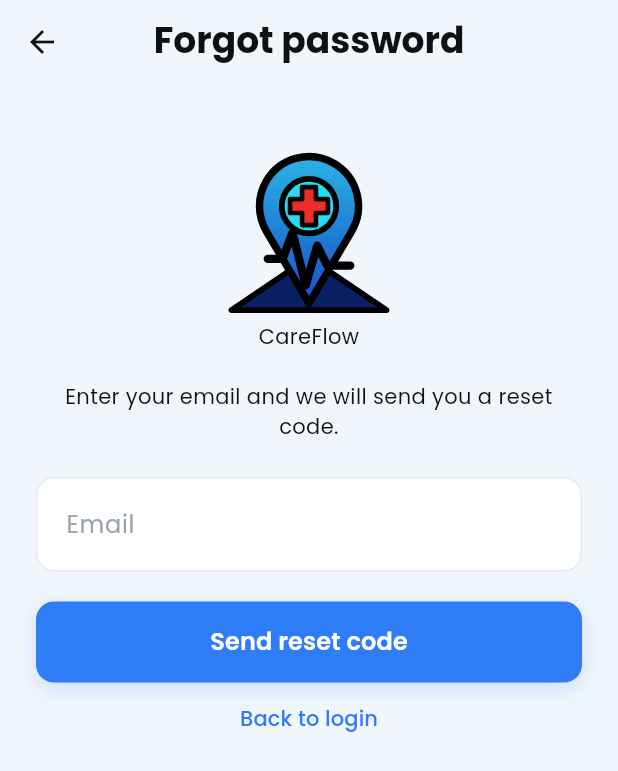
After one commit to Sndapaah/careflow, a Flutter app: the _LoginView screen opened directly, after a tap on "Forgot password?", on a phone screen of 412 x 824 dp. The commit adds this screen. Shown: the top 771 px of the screen. Run offline on Flutter 3.47's test engine with Material 3 defaults, Android fonts, the phone set to English and light mode, and no system bars; our stand-ins replace equatable, flutter_bloc, flutter_secure_storage, geolocator, get_it, go_router and 4 more; missing offline and left inert: google_maps_flutter_android, google_maps_flutter_platform_interface; accounts and stored records are empty; network calls fail.

Commit message:
forgot password implemented

```diff
--- a/frontend/lib/app/router/app_router.dart
+++ b/frontend/lib/app/router/app_router.dart
@@ -3,6 +3,7 @@ import 'package:flutter_bloc/flutter_bloc.dart';
 import 'package:go_router/go_router.dart';
 
 import '../../features/auth/presentation/pages/login_page.dart';
+import '../../features/auth/presentation/pages/forgot_password_page.dart';
 import '../../features/auth/presentation/pages/otp_page.dart';
 import '../../features/auth/presentation/pages/register_page.dart';
 import '../../features/auth/presentation/pages/verification_success_page.dart';
@@ -45,6 +46,7 @@ abstract final class AppRouter {
     routes: <RouteBase>[
       GoRoute(path: AppRoutes.welcome, builder: (_, _) => const WelcomePage()),
       GoRoute(path: AppRoutes.login, builder: (_, _) => const LoginPage()),
+      GoRoute(path: AppRoutes.forgotPassword, builder: (_, _) => const ForgotPasswordPage()),
       GoRoute(
         path: AppRoutes.register,
         builder: (_, _) => const RegisterPage(),
--- a/frontend/lib/app/router/app_routes.dart
+++ b/frontend/lib/app/router/app_routes.dart
@@ -2,6 +2,7 @@
 abstract final class AppRoutes {
   static const String welcome = '/';
   static const String login = '/login';
+  static const String forgotPassword = '/forgot-password';
   static const String register = '/register';
   static const String terms = '/terms';
   static const String otp = '/otp';
--- a/frontend/lib/features/auth/data/datasources/auth_remote_data_source.dart
+++ b/frontend/lib/features/auth/data/datasources/auth_remote_data_source.dart
@@ -23,6 +23,8 @@ abstract interface class AuthRemoteDataSource {
   Future<Duration> resendOtp();
 
   Future<void> signOut();
+  Future<void> requestPasswordReset(String email);
+  Future<void> resetPassword({required String email, required String otp, required String password});
 }
 
 /// Talks to the real CareFlow Express API.
@@ -178,4 +180,14 @@ class AuthHttpDataSource implements AuthRemoteDataSource {
   Future<void> signOut() async {
     await _tokenStorage.clear();
   }
+
+  @override
+  Future<void> requestPasswordReset(String email) async {
+    await _api.post('/auth/resetPassword', body: <String, dynamic>{'email': email});
+  }
+
+  @override
+  Future<void> resetPassword({required String email, required String otp, required String password}) async {
+    await _api.post('/auth/reset-user-password', body: <String, dynamic>{'email': email, 'otp': otp, 'password': password});
+  }
 }
--- a/frontend/lib/features/auth/data/repositories/auth_repository_impl.dart
+++ b/frontend/lib/features/auth/data/repositories/auth_repository_impl.dart
@@ -44,6 +44,13 @@ class AuthRepositoryImpl implements AuthRepository {
   @override
   Future<void> signOut() => _guard(_remote.signOut);
 
+  @override
+  Future<void> requestPasswordReset(String email) => _guard(() => _remote.requestPasswordReset(email));
+
+  @override
+  Future<void> resetPassword({required String email, required String otp, required String password}) =>
+      _guard(() => _remote.resetPassword(email: email, otp: otp, password: password));
+
   /// Lets domain failures through untouched and converts anything else into
   /// a [ServerFailure], so callers only ever see [Failure].
   // Future<T> _guard<T>(Future<T> Function() action) async {
--- a/frontend/lib/features/auth/domain/repositories/auth_repository.dart
+++ b/frontend/lib/features/auth/domain/repositories/auth_repository.dart
@@ -22,4 +22,7 @@ abstract interface class AuthRepository {
   Future<Duration> resendOtp();
 
   Future<void> signOut();
+
+  Future<void> requestPasswordReset(String email);
+  Future<void> resetPassword({required String email, required String otp, required String password});
 }
--- /dev/null
+++ b/frontend/lib/features/auth/presentation/pages/forgot_password_page.dart
@@ -0,0 +1,59 @@
+import 'package:flutter/material.dart';
+import 'package:go_router/go_router.dart';
+
+import '../../../../app/router/app_routes.dart';
+import '../../../../core/di/injector.dart';
+import '../../../../core/theme/app_dimens.dart';
+import '../../../../core/widgets/app_buttons.dart';
+import '../../../../core/widgets/careflow_logo.dart';
+import '../../../../core/widgets/validated_field.dart';
+import '../../../../core/utils/field_validators.dart';
+import '../../domain/repositories/auth_repository.dart';
+
+class ForgotPasswordPage extends StatefulWidget {
+  const ForgotPasswordPage({super.key});
+
+  @override
+  State<ForgotPasswordPage> createState() => _ForgotPasswordPageState();
+}
+
+class _ForgotPasswordPageState extends State<ForgotPasswordPage> {
+  final _email = TextEditingController();
+  final _otp = TextEditingController();
+  final _password = TextEditingController();
+  bool _sent = false;
+  bool _loading = false;
+
+  @override
+  void dispose() { _email.dispose(); _otp.dispose(); _password.dispose(); super.dispose(); }
+
+  Future<void> _submit() async {
+    final email = _email.text.trim();
+    if (FieldValidators.email(email) != null || (_sent && (_otp.text.trim().length != 6 || FieldValidators.password(_password.text) != null))) return;
+    setState(() => _loading = true);
+    try {
+      final repo = sl<AuthRepository>();
+      if (!_sent) { await repo.requestPasswordReset(email); setState(() => _sent = true); }
+      else { await repo.resetPassword(email: email, otp: _otp.text.trim(), password: _password.text); if (mounted) { ScaffoldMessenger.of(context).showSnackBar(const SnackBar(content: Text('Password reset. Please log in.'))); context.go(AppRoutes.login); } }
+    } catch (e) { if (mounted) ScaffoldMessenger.of(context).showSnackBar(SnackBar(content: Text(e.toString()))); }
+    finally { if (mounted) setState(() => _loading = false); }
+  }
+
+  @override
+  Widget build(BuildContext context) => Scaffold(
+    appBar: AppBar(title: const Text('Forgot password')),
+    body: SingleChildScrollView(padding: const EdgeInsets.all(AppSpacing.xl), child: Column(children: [
+      const SizedBox(height: AppSpacing.lg), const CareFlowLogoMark(logoSize: 110),
+      const SizedBox(height: AppSpacing.lg),
+      Text(_sent ? 'Enter the code sent to your email and choose a new password.' : 'Enter your email and we will send you a reset code.', textAlign: TextAlign.center),
+      const SizedBox(height: AppSpacing.xl),
+      ValidatedField(hint: 'Email', keyboardType: TextInputType.emailAddress, validator: FieldValidators.email, onChanged: (v) => _email.text = v),
+      if (_sent) ...[
+        const SizedBox(height: AppSpacing.md), ValidatedField(hint: '6-digit code', keyboardType: TextInputType.number, validator: (v) => v.length == 6 ? null : 'Enter the 6-digit code', onChanged: (v) => _otp.text = v),
+        const SizedBox(height: AppSpacing.md), ValidatedField(hint: 'New password', obscureText: true, validator: FieldValidators.password, onChanged: (v) => _password.text = v),
+      ],
+      const SizedBox(height: AppSpacing.lg), PrimaryButton(label: _sent ? 'Reset password' : 'Send reset code', isLoading: _loading, onPressed: _submit),
+      TextButton(onPressed: () => context.go(AppRoutes.login), child: const Text('Back to login')),
+    ])),
+  );
+}
--- a/frontend/lib/features/auth/presentation/pages/login_page.dart
+++ b/frontend/lib/features/auth/presentation/pages/login_page.dart
@@ -93,6 +93,13 @@ class _LoginView extends StatelessWidget {
                               bloc.add(LoginPasswordChanged(value)),
                         ),
                         const SizedBox(height: AppSpacing.md),
+                        Align(
+                          alignment: Alignment.centerRight,
+                          child: TextButton(
+                            onPressed: () => context.push(AppRoutes.forgotPassword),
+                            child: const Text('Forgot password?'),
+                          ),
+                        ),
                         PrimaryButton(
                           label: 'Login',
                           borderRadius: AppRadius.xs,
```
Also changed, not shown: frontend/pubspec.lock, 2 other files.
